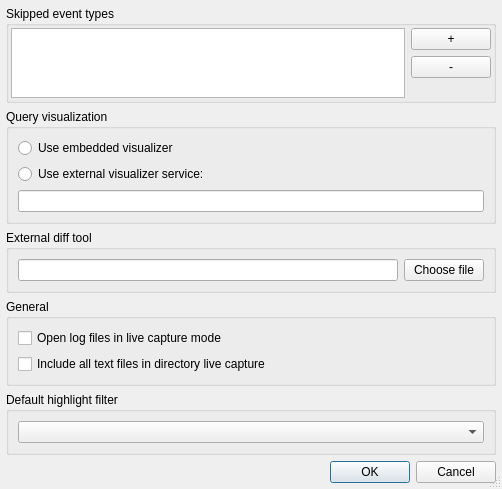
Qt form src/optionsdlg.ui (tableau/tableau-log-viewer) before a commit.
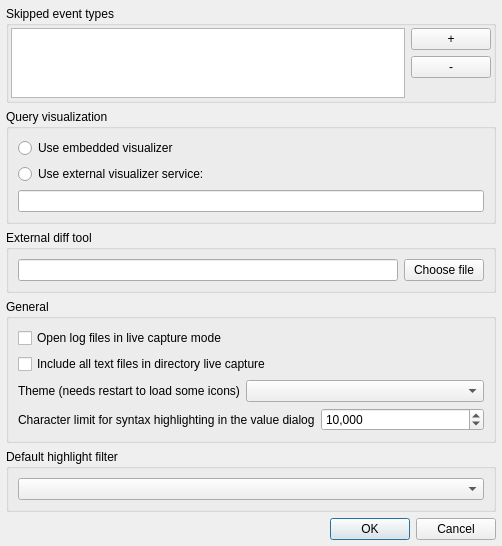
The same form after that commit.

Diff of the .ui file:
```diff
--- a/src/optionsdlg.ui
+++ b/src/optionsdlg.ui
@@ -7,14 +7,14 @@
     <x>0</x>
     <y>0</y>
     <width>502</width>
-    <height>485</height>
+    <height>529</height>
    </rect>
   </property>
   <property name="windowTitle">
    <string notr="true">Options</string>
   </property>
   <property name="sizeGripEnabled">
-   <bool>true</bool>
+   <bool>false</bool>
   </property>
   <property name="modal">
    <bool>true</bool>
@@ -34,6 +34,9 @@
    </property>
    <item>
     <layout class="QVBoxLayout" name="verticalLayout">
+     <property name="bottomMargin">
+      <number>0</number>
+     </property>
      <item>
       <widget class="QGroupBox" name="groupBox">
        <property name="title">
@@ -196,6 +199,50 @@
           </property>
          </widget>
         </item>
+        <item>
+         <layout class="QFormLayout" name="themeFormLayout">
+          <item row="0" column="0">
+           <widget class="QLabel" name="themeLabel">
+            <property name="text">
+             <string>Theme (needs restart to load some icons)</string>
+            </property>
+           </widget>
+          </item>
+          <item row="0" column="1">
+           <widget class="QComboBox" name="themeComboBox"/>
+          </item>
+         </layout>
+        </item>
+        <item>
+         <layout class="QFormLayout" name="formLayout">
+          <item row="0" column="0">
+           <widget class="QLabel" name="syntaxHighlightLimitLabel">
+            <property name="text">
+             <string>Character limit for syntax highlighting in the value dialog</string>
+            </property>
+           </widget>
+          </item>
+          <item row="0" column="1">
+           <widget class="QSpinBox" name="syntaxHighlightLimitSpinBox">
+            <property name="toolTip">
+             <string>Set a smaller character limit for syntax highlighting, if it takes too long to open an event in value dialog.</string>
+            </property>
+            <property name="showGroupSeparator" stdset="0">
+             <bool>true</bool>
+            </property>
+            <property name="maximum">
+             <number>1000000</number>
+            </property>
+            <property name="singleStep">
+             <number>100</number>
+            </property>
+            <property name="value">
+             <number>10000</number>
+            </property>
+           </widget>
+          </item>
+         </layout>
+        </item>
        </layout>
       </widget>
      </item>
```
